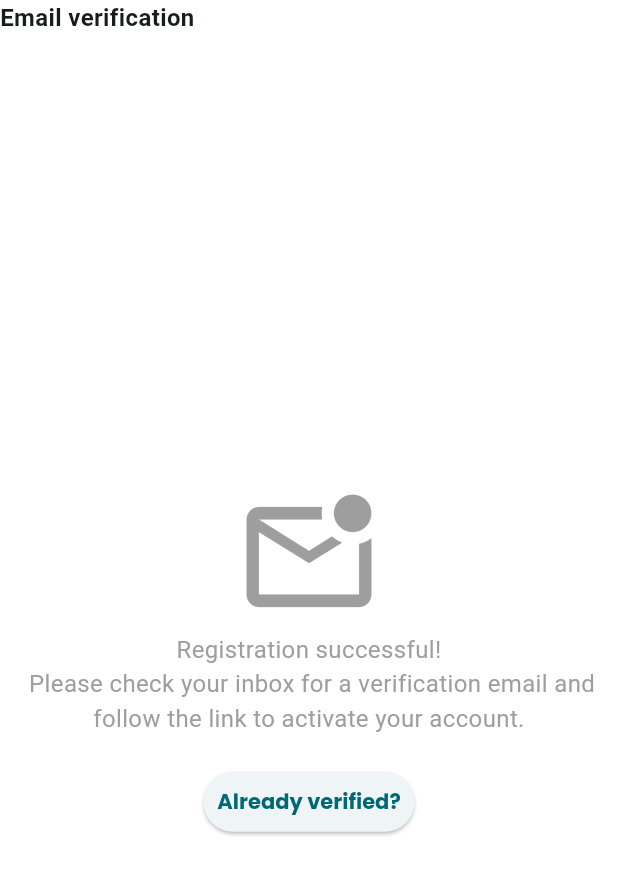
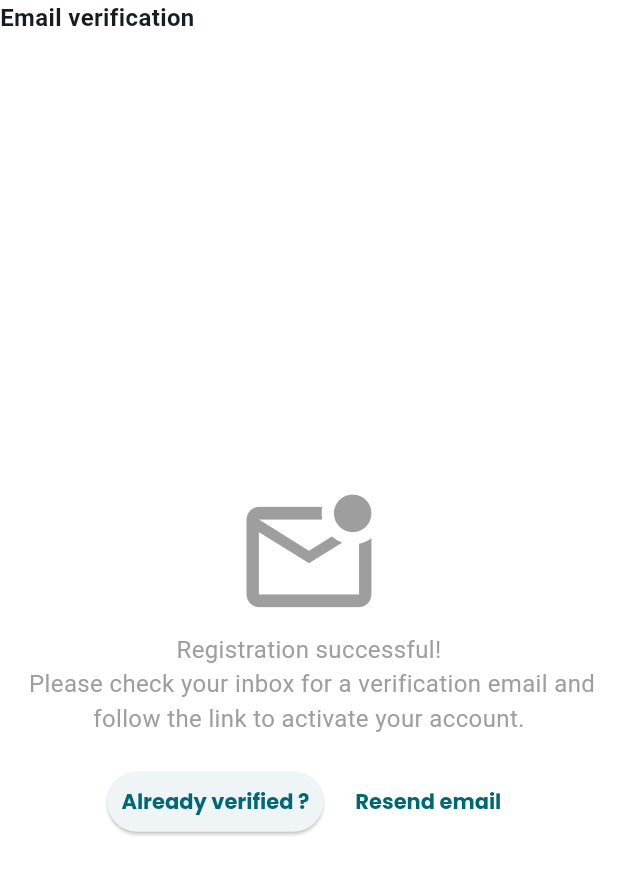
Before and after one commit to karim029/personal_finance_expense_tracker, a Flutter app: the VerificationScreen screen opened by its route, on a phone screen of 412 x 824 dp. Shown: the top 875 px of the screen. Run offline on Flutter 3.47's test engine with Material 3 defaults, Android fonts, the phone set to English and light mode, and no system bars; our stand-ins replace dropdown_button2, flutter_riverpod, go_router, google_fonts, hive, hive_flutter; accounts and stored records are empty.

Commit message:
added frontend logic to the email verification feature

```diff
--- a/personal_tracker/lib/presentation/views/verification_screen.dart
+++ b/personal_tracker/lib/presentation/views/verification_screen.dart
@@ -10,6 +10,7 @@ class VerificationScreen extends ConsumerWidget {
   Widget build(BuildContext context, WidgetRef ref) {
     final registrationNotifier =
         ref.read(registrationNotifierProvider.notifier);
+    final registrationState = ref.read(registrationNotifierProvider);
     final routeNotifier = ref.read(routeNotifierProvider.notifier);
 
     // Listening to isVerified state to navigate if true
@@ -52,11 +53,43 @@ class VerificationScreen extends ConsumerWidget {
             const SizedBox(
               height: 20,
             ),
-            ElevatedButton(
-              onPressed: () {
-                registrationNotifier.verifyUser();
-              },
-              child: Text('Already verified?'),
+            Row(
+              mainAxisAlignment: MainAxisAlignment.center,
+              children: [
+                ElevatedButton(
+                  onPressed: () {
+                    registrationNotifier.verifyUser();
+                  },
+                  child: Text('Already verified ?'),
+                ),
+                SizedBox(
+                  width: 15,
+                ),
+                TextButton(
+                  onPressed: ref
+                          .watch(registrationNotifierProvider)
+                          .canResendEmail
+                      ? () async {
+                          await registrationNotifier.resendVerification();
+                          ScaffoldMessenger.of(context).clearSnackBars();
+                          final message =
+                              ref.watch(registrationNotifierProvider).message;
+                          if (message != null) {
+                            ScaffoldMessenger.of(context).showSnackBar(
+                              SnackBar(
+                                content: Text(message),
+                              ),
+                            );
+                          }
+                        }
+                      : null,
+                  child: Text(ref
+                          .watch(registrationNotifierProvider)
+                          .canResendEmail
+                      ? 'Resend email'
+                      : 'Wait ${ref.watch(registrationNotifierProvider).remainingTime} sec'),
+                ),
+              ],
             ),
           ],
         ),
--- a/personal_tracker/lib/presentation/widgets/register_widget.dart
+++ b/personal_tracker/lib/presentation/widgets/register_widget.dart
@@ -142,7 +142,7 @@ class RegisterWidget extends ConsumerWidget {
                         ref
                             .read(routeNotifierProvider.notifier)
                             .goTo(AppRoute.verification);
-                      } else if (registrationState.errorMessage != null) {
+                      } else if (registrationState.message != null) {
                         // check if snackbar is already visible
 
                         // show error message
@@ -150,7 +150,7 @@ class RegisterWidget extends ConsumerWidget {
                         ScaffoldMessenger.of(context).showSnackBar(
                           SnackBar(
                             content: Text(
-                              registrationState.errorMessage!,
+                              registrationState.message!,
                               style: Theme.of(context)
                                   .textTheme
                                   .bodyMedium!
```
Also changed, not shown: personal_tracker/lib/data/repositories/user_repository.dart (+29 -2 lines), personal_tracker/lib/provider/registration_notifer.dart (+68 -18 lines).
